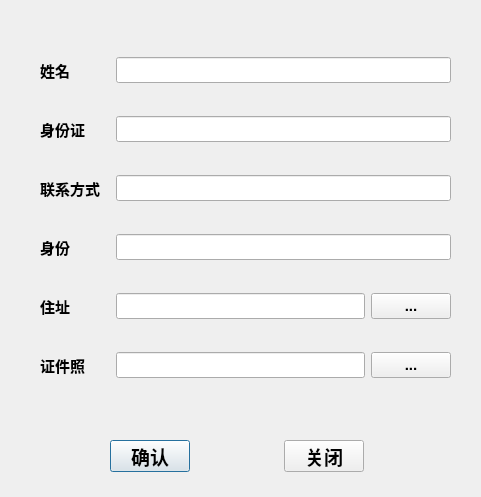
The window that StaffView/addstaffdialog.ui (Flzjler/LaborEye) describes before a commit, drawn with Qt 5.
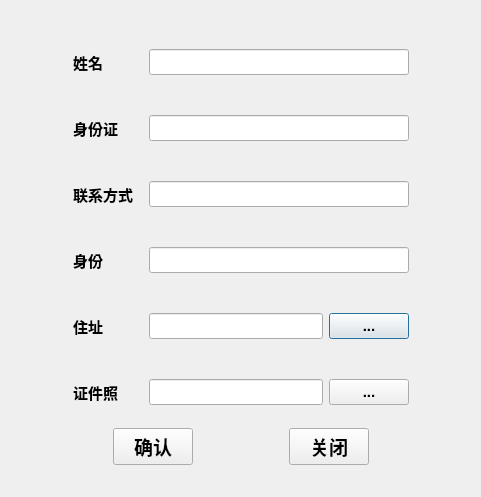
The same window after the commit.

The edit to the form file:
```diff
--- a/StaffView/addstaffdialog.ui
+++ b/StaffView/addstaffdialog.ui
@@ -13,73 +13,25 @@
   <property name="windowTitle">
    <string>添加住户</string>
   </property>
-  <widget class="QWidget" name="">
-   <property name="geometry">
-    <rect>
-     <x>110</x>
-     <y>440</y>
-     <width>254</width>
-     <height>32</height>
-    </rect>
-   </property>
-   <layout class="QHBoxLayout" name="horizontalLayout_7">
+  <layout class="QVBoxLayout" name="verticalLayout_3">
     <item>
-     <widget class="QPushButton" name="btnConfrim">
-      <property name="font">
-       <font>
-        <family>Arial</family>
-        <pointsize>14</pointsize>
-        <weight>75</weight>
-        <bold>true</bold>
-       </font>
-      </property>
-      <property name="text">
-       <string>确认</string>
-      </property>
-     </widget>
-    </item>
+    <layout class="QHBoxLayout" name="horizontalLayout_8">
     <item>
-     <spacer name="horizontalSpacer">
+      <spacer name="horizontalSpacer_4">
       <property name="orientation">
        <enum>Qt::Horizontal</enum>
       </property>
-      <property name="sizeType">
-       <enum>QSizePolicy::Minimum</enum>
-      </property>
       <property name="sizeHint" stdset="0">
        <size>
-        <width>90</width>
+         <width>40</width>
         <height>20</height>
        </size>
       </property>
      </spacer>
     </item>
     <item>
-     <widget class="QPushButton" name="btnConcel">
-      <property name="font">
-       <font>
-        <family>Arial</family>
-        <pointsize>14</pointsize>
-        <weight>75</weight>
-        <bold>true</bold>
-       </font>
-      </property>
-      <property name="text">
-       <string>关闭</string>
-      </property>
-     </widget>
-    </item>
-   </layout>
-  </widget>
-  <widget class="QWidget" name="">
-   <property name="geometry">
-    <rect>
-     <x>40</x>
-     <y>30</y>
-     <width>411</width>
-     <height>381</height>
-    </rect>
-   </property>
+      <layout class="QVBoxLayout" name="verticalLayout_2">
+       <item>
    <layout class="QVBoxLayout" name="verticalLayout">
     <item>
      <layout class="QHBoxLayout" name="horizontalLayout">
@@ -88,7 +40,7 @@
         <property name="minimumSize">
          <size>
           <width>70</width>
-          <height>0</height>
+               <height>60</height>
          </size>
         </property>
         <property name="font">
@@ -137,7 +89,7 @@
         <property name="minimumSize">
          <size>
           <width>70</width>
-          <height>0</height>
+               <height>60</height>
          </size>
         </property>
         <property name="font">
@@ -186,7 +138,7 @@
         <property name="minimumSize">
          <size>
           <width>70</width>
-          <height>0</height>
+               <height>60</height>
          </size>
         </property>
         <property name="font">
@@ -235,7 +187,7 @@
         <property name="minimumSize">
          <size>
           <width>70</width>
-          <height>0</height>
+               <height>60</height>
          </size>
         </property>
         <property name="font">
@@ -284,7 +236,7 @@
         <property name="minimumSize">
          <size>
           <width>70</width>
-          <height>0</height>
+               <height>60</height>
          </size>
         </property>
         <property name="font">
@@ -348,7 +300,7 @@
         <property name="minimumSize">
          <size>
           <width>70</width>
-          <height>0</height>
+               <height>60</height>
          </size>
         </property>
         <property name="font">
@@ -406,7 +358,113 @@
      </layout>
     </item>
    </layout>
-  </widget>
+       </item>
+       <item>
+        <layout class="QHBoxLayout" name="horizontalLayout_7">
+         <item>
+          <spacer name="horizontalSpacer_2">
+           <property name="orientation">
+            <enum>Qt::Horizontal</enum>
+           </property>
+           <property name="sizeHint" stdset="0">
+            <size>
+             <width>40</width>
+             <height>20</height>
+            </size>
+           </property>
+          </spacer>
+         </item>
+         <item>
+          <widget class="QPushButton" name="btnConfrim">
+           <property name="minimumSize">
+            <size>
+             <width>75</width>
+             <height>35</height>
+            </size>
+           </property>
+           <property name="font">
+            <font>
+             <family>Arial</family>
+             <pointsize>14</pointsize>
+             <weight>75</weight>
+             <bold>true</bold>
+            </font>
+           </property>
+           <property name="text">
+            <string>确认</string>
+           </property>
+          </widget>
+         </item>
+         <item>
+          <spacer name="horizontalSpacer">
+           <property name="orientation">
+            <enum>Qt::Horizontal</enum>
+           </property>
+           <property name="sizeType">
+            <enum>QSizePolicy::Minimum</enum>
+           </property>
+           <property name="sizeHint" stdset="0">
+            <size>
+             <width>90</width>
+             <height>20</height>
+            </size>
+           </property>
+          </spacer>
+         </item>
+         <item>
+          <widget class="QPushButton" name="btnConcel">
+           <property name="minimumSize">
+            <size>
+             <width>75</width>
+             <height>35</height>
+            </size>
+           </property>
+           <property name="font">
+            <font>
+             <family>Arial</family>
+             <pointsize>14</pointsize>
+             <weight>75</weight>
+             <bold>true</bold>
+            </font>
+           </property>
+           <property name="text">
+            <string>关闭</string>
+           </property>
+          </widget>
+         </item>
+         <item>
+          <spacer name="horizontalSpacer_3">
+           <property name="orientation">
+            <enum>Qt::Horizontal</enum>
+           </property>
+           <property name="sizeHint" stdset="0">
+            <size>
+             <width>40</width>
+             <height>20</height>
+            </size>
+           </property>
+          </spacer>
+         </item>
+        </layout>
+       </item>
+      </layout>
+     </item>
+     <item>
+      <spacer name="horizontalSpacer_5">
+       <property name="orientation">
+        <enum>Qt::Horizontal</enum>
+       </property>
+       <property name="sizeHint" stdset="0">
+        <size>
+         <width>40</width>
+         <height>20</height>
+        </size>
+       </property>
+      </spacer>
+     </item>
+    </layout>
+   </item>
+  </layout>
  </widget>
  <resources/>
  <connections/>
```
Lines whose indentation alone changed are shown as unchanged.
